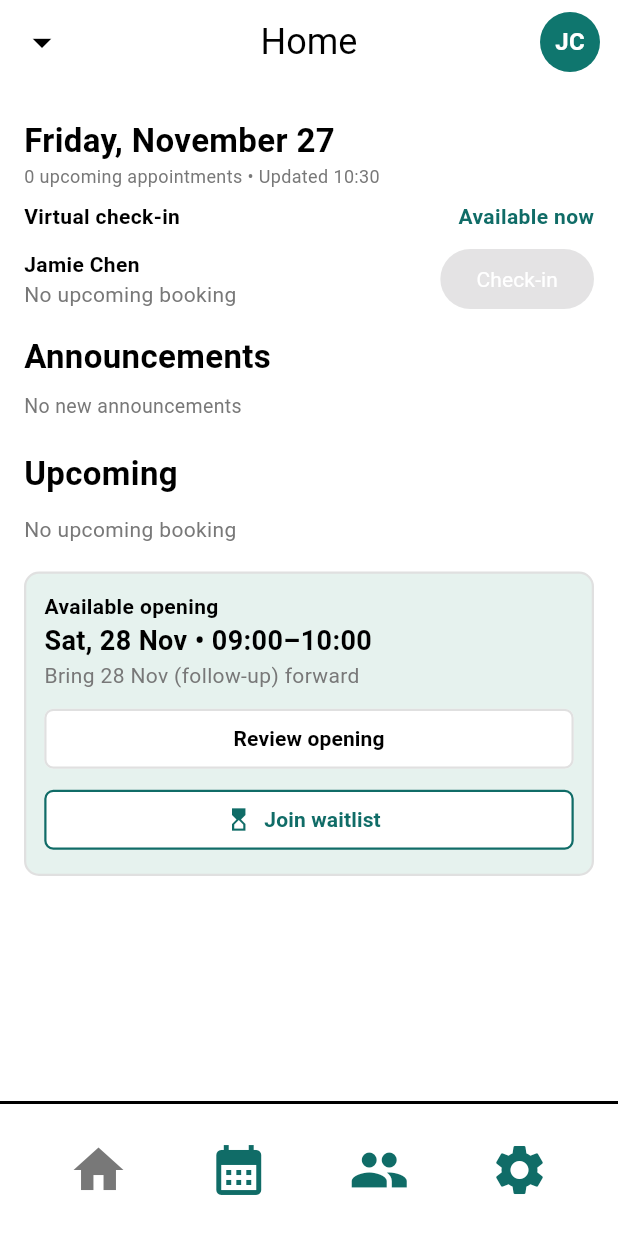
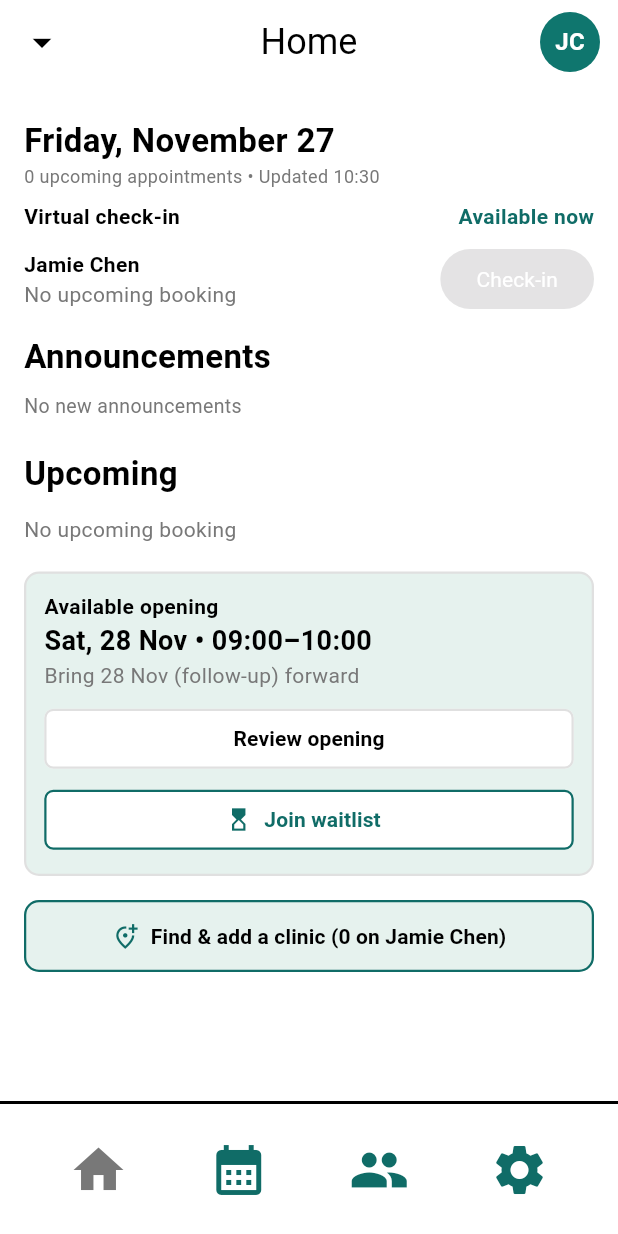
Before and after one commit to iceman-06/ClinicFlow, a Flutter app: the HomePage screen opened directly, on a phone screen of 412 x 824 dp. Run offline on Flutter 3.47's test engine with Material 3 defaults, Android fonts, the phone set to English and light mode, and no system bars; our stand-ins replace cloud_firestore, firebase_auth, firebase_core, flutter_map, latlong2, material_ui; accounts and stored records are empty.

Commit message:
actually add clinic select

```diff
--- a/lib/models/account.dart
+++ b/lib/models/account.dart
@@ -57,6 +57,7 @@ class UserProfile {
   String upcomingBooking;
   String bookingSubInfo;
   String lastVisit;
+  List<String> clinicIds;
 
   UserProfile({
     required this.id,
@@ -71,9 +72,12 @@ class UserProfile {
     this.upcomingBooking = "No upcoming booking",
     this.bookingSubInfo = "",
     this.lastVisit = "",
-  }) {
+    List<String>? clinicIds,
+  }) : clinicIds = clinicIds ?? [] {
     UserProfile.onCreated?.call(this);
   }
+
+  bool hasClinic(String clinicId) => clinicIds.contains(clinicId);
 
   static void Function(UserProfile)? onCreated;
 
--- a/lib/pages/client/clinic_search_page.dart
+++ b/lib/pages/client/clinic_search_page.dart
@@ -78,7 +78,7 @@ class _AddClinicPageState extends State<AddClinicPage> {
   }
 
   Future<void> _openFilters() async {
-    final result = await Navigator.push>(
+    final result = await Navigator.push(
       context,
       MaterialPageRoute(
         builder: (_) => FilterClinicsPage(
--- a/lib/pages/client/home_page.dart
+++ b/lib/pages/client/home_page.dart
@@ -2,6 +2,8 @@ import 'package:material_ui/material_ui.dart';
 import 'package:clinicflow/widgets/common_widgets.dart';
 import 'package:clinicflow/models/account.dart';
 import 'package:clinicflow/services/firestore_service.dart';
+import 'package:clinicflow/models/clinic.dart';
+import 'package:clinicflow/pages/client/clinic_search_page.dart';
 
 class UpcomingAppointment extends StatelessWidget {
   final Appointment appointment;
@@ -586,6 +588,31 @@ class _HomePageState extends State<HomePage> {
                       );
                     },
                   ),
+                  const SizedBox(height: 16.0),
+                  OutlinedButton.icon(
+                    onPressed: () {
+                      Navigator.push(
+                        context,
+                        MaterialPageRoute(builder: (_) => const AddClinicPage()),
+                      ).then((_) {
+                        if (mounted) setState(() {});
+                      });
+                    },
+                    style: OutlinedButton.styleFrom(
+                      side: BorderSide(color: palette.primary, width: 1.5),
+                      backgroundColor: palette.secondary,
+                      padding: const EdgeInsets.symmetric(vertical: 14.0, horizontal: 16.0),
+                      shape: RoundedRectangleBorder(borderRadius: BorderRadius.circular(10.0)),
+                    ),
+                    icon: Icon(Icons.add_location_alt_outlined, color: palette.primary),
+                    label: BetterText(
+                      text:
+                          'Find & add a clinic (${currentAccount.activeProfile.clinicIds.length} on ${currentAccount.activeProfile.name})',
+                      colour: palette.textPrimary,
+                      weight: 600,
+                    ),
+                  ),
+                  const SizedBox(height: 16.0),
                 ],
               ),
             ),
```
